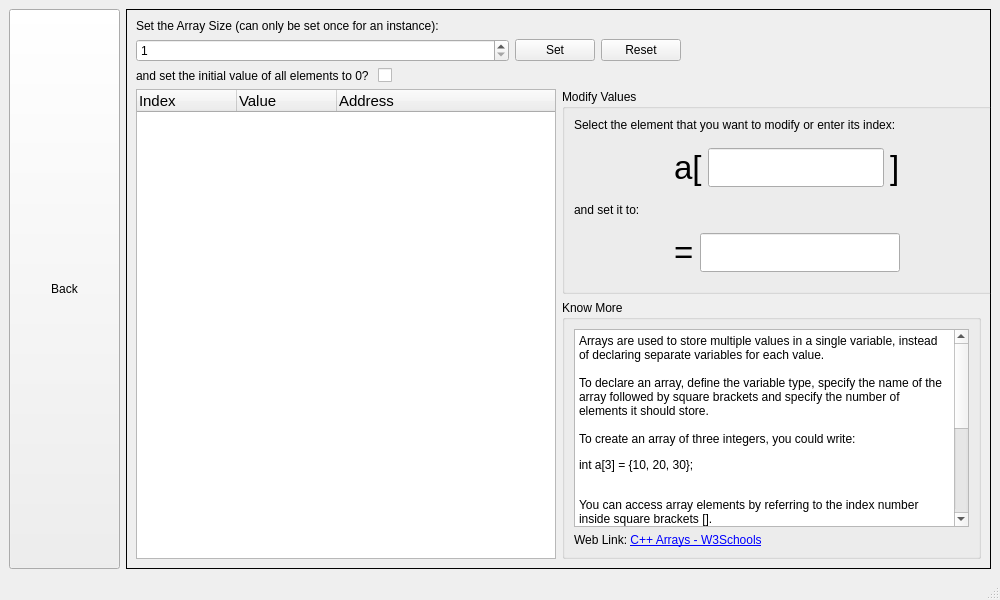
This is arraywindow.ui in priyanshagrahari/DSGUI as Qt 5 draws it before an edit. The edited form follows.
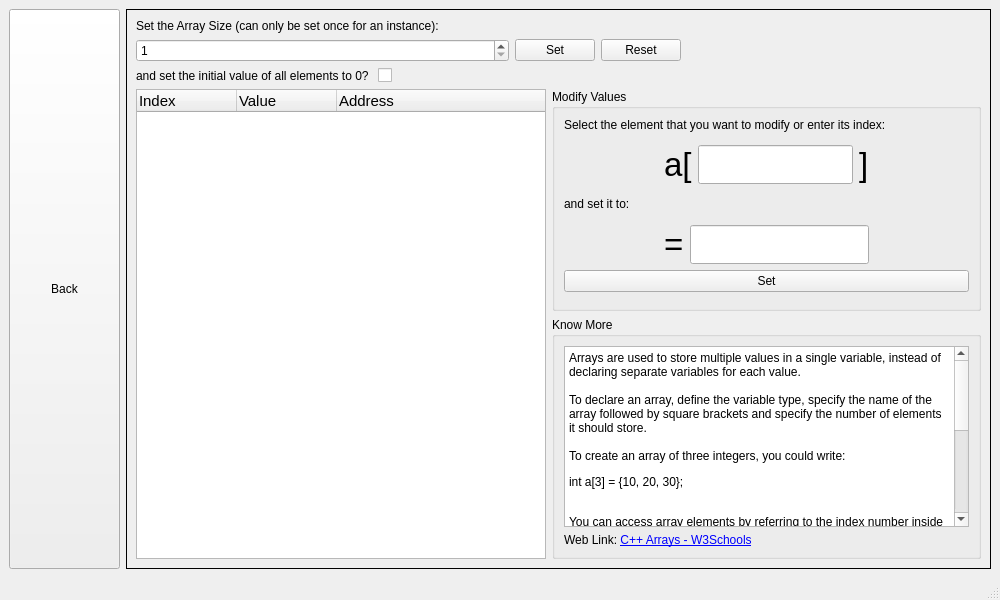
This is the edited form.

Commit message: added hash table (incomplete), array set button

```diff
--- a/arraywindow.ui
+++ b/arraywindow.ui
@@ -185,7 +185,7 @@
                </property>
                <property name="minimumSize">
                 <size>
-                 <width>420</width>
+                 <width>410</width>
                  <height>0</height>
                 </size>
                </property>
@@ -229,7 +229,7 @@
                  </property>
                  <property name="minimumSize">
                   <size>
-                   <width>450</width>
+                   <width>0</width>
                    <height>0</height>
                   </size>
                  </property>
@@ -411,6 +411,13 @@
                       </item>
                      </layout>
                     </item>
+                    <item>
+                     <widget class="QPushButton" name="pushButton">
+                      <property name="text">
+                       <string>Set</string>
+                      </property>
+                     </widget>
+                    </item>
                     <item>
                      <spacer name="verticalSpacer_4">
                       <property name="orientation">
```
The commit also changes 6 other files.
